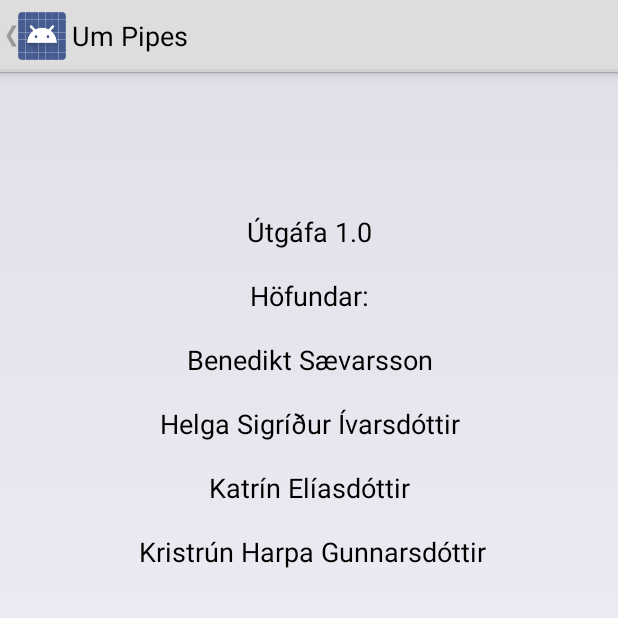
After one commit to HelgaSigga/Pipes, an Android app: the AboutActivity screen opened directly, with no data from a screen before it, on a phone screen of 412 x 824 dp, the top half of it. The commit adds this screen. Run offline under Robolectric (Android 15) with nearby library versions, the phone set to English and light mode, and no system bars.

Commit message:
Info About the app

```diff
--- /dev/null
+++ b/app/src/main/java/com/example/quima/pipes/AboutActivity.java
@@ -0,0 +1,18 @@
+package com.example.quima.pipes;
+
+import android.app.Activity;
+import android.os.Bundle;
+
+/**
+ * Created by Benedikt Sævarss on 7.4.2015.
+ */
+
+public class AboutActivity extends Activity {
+
+	/** Called when the activity is first created. */
+	@Override
+	public void onCreate(Bundle savedInstanceState) {
+	    super.onCreate(savedInstanceState);
+	    setContentView(R.layout.activity_about);
+	}
+}
--- a/app/src/main/java/com/example/quima/pipes/Start.java
+++ b/app/src/main/java/com/example/quima/pipes/Start.java
@@ -74,6 +74,10 @@ public class Start extends Activity implements OnClickListener{
                 Intent showData = new Intent(this, DatabaseActivity.class);
                 startActivity(showData);
                 return true;
+            case R.id.about_icon:
+                Intent about = new Intent(this, AboutActivity.class);
+                startActivity(about);
+                return true;
         }
         return super.onOptionsItemSelected(item);
     }
--- /dev/null
+++ b/app/src/main/res/layout/activity_about.xml
@@ -0,0 +1,23 @@
+<RelativeLayout xmlns:android="http://schemas.android.com/apk/res/android"
+    xmlns:tools="http://schemas.android.com/tools"
+    android:layout_width="match_parent"
+    android:layout_height="match_parent"
+    android:paddingLeft="@dimen/activity_horizontal_margin"
+    android:paddingRight="@dimen/activity_horizontal_margin"
+    android:paddingTop="@dimen/activity_vertical_margin"
+    android:paddingBottom="@dimen/activity_vertical_margin"
+    tools:context=".AboutActivity"
+    android:background="#0a2615e3">
+
+    <TextView
+        android:id="@+id/textView1"
+        android:layout_width="wrap_content"
+        android:layout_height="wrap_content"
+        android:layout_alignParentTop="true"
+        android:layout_centerHorizontal="true"
+        android:layout_marginTop="78dp"
+        android:gravity="center"
+        android:text="@string/about_text"
+        android:textAppearance="?android:attr/textAppearanceMedium" />
+
+</RelativeLayout>
--- a/app/src/main/res/values/strings.xml
+++ b/app/src/main/res/values/strings.xml
@@ -10,6 +10,7 @@
     <string name="addDBactivity">Bæta í lista</string>
     <string name="changeDBactivity">Breyta línu</string>
     <string name="map">Kort</string>
+    <string name="about">Um pipes</string>
     <string name="database">Gagnagrunnur</string>
     <string name="data">Upplýsingar um loka</string>
     <string name="info">Vinsamlegast veljið þær upplýsingar sem þið viljið sjá</string>
@@ -17,6 +18,7 @@
     <string name="mapMotion">Hreyfa kort</string>
     <string name="save">Vista</string>
     <string name="clear">Hreinsa</string>
+    <string name="about_text">Útgáfa 1.0\n\n Höfundar: \n\n Benedikt Sævarsson \n\n Helga Sigríður Ívarsdóttir \n\n Katrín Elíasdóttir \n\n Kristrún Harpa Gunnarsdóttir</string>
 
     <string name="findValve">Leit eftir loka</string>
     <string name="findValveText">Veldu loka og það byrtast öll heimilisföng sem er tengd honum</string>
@@ -28,6 +30,7 @@
     <string name="sewage">Skolp</string>
 
     <string name="title_activity_map">Kort</string>
+    <string name="title_activity_about">Um Pipes</string>
     <string name="title_activity_data">Upplýsingar um loka</string>
     <string name="title_activity_database">Gagnagrunnur</string>
     <string name="cancel">Hætta við</string>
```
Also changed, not shown: app/src/main/AndroidManifest.xml (+14 -3 lines), app/src/main/res/menu/start.xml (+8 -2 lines), app/src/main/res/drawable-hdpi/ic_action_about.png (added), app/src/main/res/drawable-mdpi/ic_action_about.png (added), app/src/main/res/drawable-xhdpi/ic_action_about.png (added), app/src/main/res/drawable-xxhdpi/ic_action_about.png (added).
